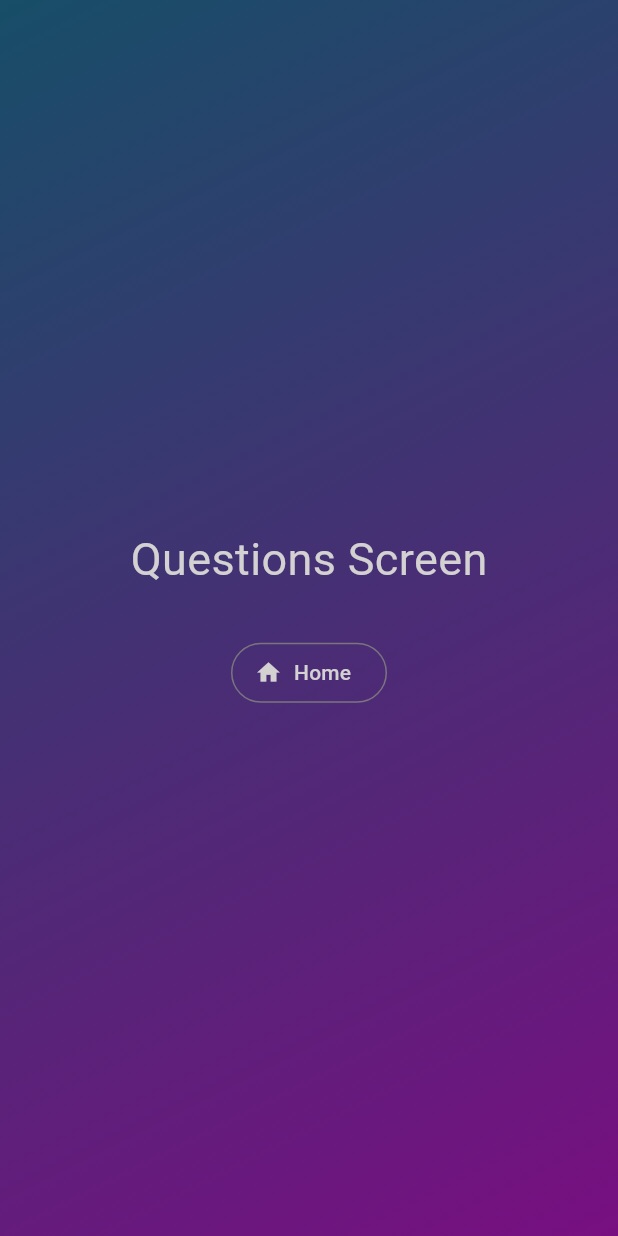
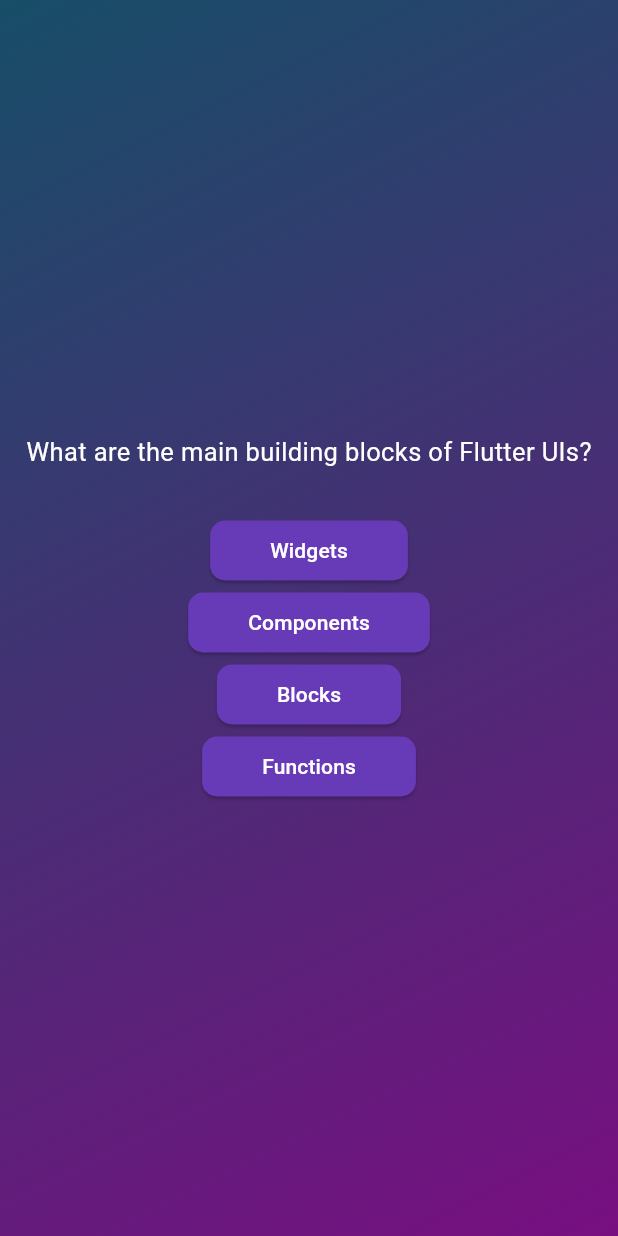
Before and after one commit to HarshaKy/quizz_app, a Flutter app: the screen it shows after launch, after a tap on "Start Quiz", on a phone screen of 412 x 824 dp. Run offline on Flutter 3.47's test engine with Material 3 defaults, Android fonts, the phone set to English and light mode, and no system bars.

Commit message:
quiz screen and spread widgets inside list of widgets

```diff
--- /dev/null
+++ b/lib/answer_button.dart
@@ -0,0 +1,31 @@
+import 'package:flutter/material.dart';
+
+class AnswerButton extends StatelessWidget {
+  const AnswerButton({
+    required this.answerText,
+    required this.onTap,
+    super.key,
+  });
+
+  final String answerText;
+  final void Function() onTap;
+
+  @override
+  Widget build(context) {
+    return ElevatedButton(
+      onPressed: onTap,
+      style: ElevatedButton.styleFrom(
+        padding: const EdgeInsets.symmetric(
+          horizontal: 40,
+          vertical: 5,
+        ),
+        backgroundColor: Colors.deepPurple,
+        foregroundColor: Colors.white,
+        shape: RoundedRectangleBorder(
+          borderRadius: BorderRadius.circular(10),
+        ),
+      ),
+      child: Text(answerText),
+    );
+  }
+}
--- /dev/null
+++ b/lib/data/quiz_questions.dart
@@ -0,0 +1,55 @@
+import 'package:quizz_app/models/question_answers.dart';
+
+const questions = [
+  QuestionAnswers(
+    'What are the main building blocks of Flutter UIs?',
+    [
+      'Widgets',
+      'Components',
+      'Blocks',
+      'Functions',
+    ],
+  ),
+  QuestionAnswers('How are Flutter UIs built?', [
+    'By combining widgets in code',
+    'By combining widgets in a visual editor',
+    'By defining widgets in config files',
+    'By using XCode for iOS and Android Studio for Android',
+  ]),
+  QuestionAnswers(
+    'What\'s the purpose of a StatefulWidget?',
+    [
+      'Update UI as data changes',
+      'Update data as UI changes',
+      'Ignore data changes',
+      'Render UI that does not depend on data',
+    ],
+  ),
+  QuestionAnswers(
+    'Which widget should you try to use more often: StatelessWidget or StatefulWidget?',
+    [
+      'StatelessWidget',
+      'StatefulWidget',
+      'Both are equally good',
+      'None of the above',
+    ],
+  ),
+  QuestionAnswers(
+    'What happens if you change data in a StatelessWidget?',
+    [
+      'The UI is not updated',
+      'The UI is updated',
+      'The closest StatefulWidget is updated',
+      'Any nested StatefulWidgets are updated',
+    ],
+  ),
+  QuestionAnswers(
+    'How should you update data inside of StatefulWidgets?',
+    [
+      'By calling setState()',
+      'By calling updateData()',
+      'By calling updateUI()',
+      'By calling updateState()',
+    ],
+  ),
+];
--- /dev/null
+++ b/lib/models/question_answers.dart
@@ -0,0 +1,6 @@
+class QuestionAnswers {
+  const QuestionAnswers(this.question, this.answers);
+
+  final String question;
+  final List<String> answers;
+}
--- a/lib/questions.dart
+++ b/lib/questions.dart
@@ -1,5 +1,6 @@
 import 'package:flutter/material.dart';
-import 'package:quizz_app/styled_text.dart';
+import 'package:quizz_app/answer_button.dart';
+import 'package:quizz_app/data/quiz_questions.dart';
 
 class Questions extends StatefulWidget {
   const Questions(this.homeScreen, {super.key});
@@ -13,31 +14,32 @@ class Questions extends StatefulWidget {
 class _QuestionsState extends State<Questions> {
   @override
   Widget build(context) {
-    return Center(
+    final currentQuestion = questions[0];
+
+    return SizedBox(
+      width: double.infinity,
+      height: double.infinity,
       child: Column(
+        mainAxisAlignment: MainAxisAlignment.center,
         mainAxisSize: MainAxisSize.min,
         children: [
-          const StyledText(
-            'Questions Screen',
-            30,
-            Color.fromARGB(255, 211, 209, 209),
+          Text(
+            currentQuestion.question,
+            style: const TextStyle(
+              color: Colors.white,
+              fontSize: 17,
+            ),
           ),
           const SizedBox(
             height: 30,
           ),
-          OutlinedButton.icon(
-            onPressed: () {
-              widget.homeScreen('start_quiz');
+          ...currentQuestion.answers.map(
+            (answer) {
+              return AnswerButton(
+                answerText: answer,
+                onTap: () {},
+              );
             },
-            icon: const Icon(
-              Icons.home,
-              color: Color.fromARGB(255, 211, 209, 209),
-            ),
-            label: const StyledText(
-              'Home',
-              14,
-              Color.fromARGB(255, 211, 209, 209),
-            ),
           ),
         ],
       ),
--- a/lib/quiz.dart
+++ b/lib/quiz.dart
@@ -23,6 +23,10 @@ class _QuizState extends State<Quiz> {
 
   @override
   Widget build(BuildContext context) {
+    var screenWidget = activeScreen == 'start_quiz'
+        ? StartQuiz(switchScreen)
+        : Questions(switchScreen);
+
     return MaterialApp(
       home: Scaffold(
         body: Container(
@@ -36,9 +40,7 @@ class _QuizState extends State<Quiz> {
               end: endAlignment,
             ),
           ),
-          child: activeScreen == 'start_quiz'
-              ? StartQuiz(switchScreen)
-              : Questions(switchScreen),
+          child: screenWidget,
         ),
       ),
     );
--- a/lib/start_quiz.dart
+++ b/lib/start_quiz.dart
@@ -40,7 +40,7 @@ class StartQuiz extends StatelessWidget {
               startQuiz('questions');
             },
             icon: const Icon(
-              Icons.arrow_right_alt,
+              Icons.play_arrow_rounded,
               color: Color.fromARGB(255, 211, 209, 209),
             ),
             label: const StyledText(
```
